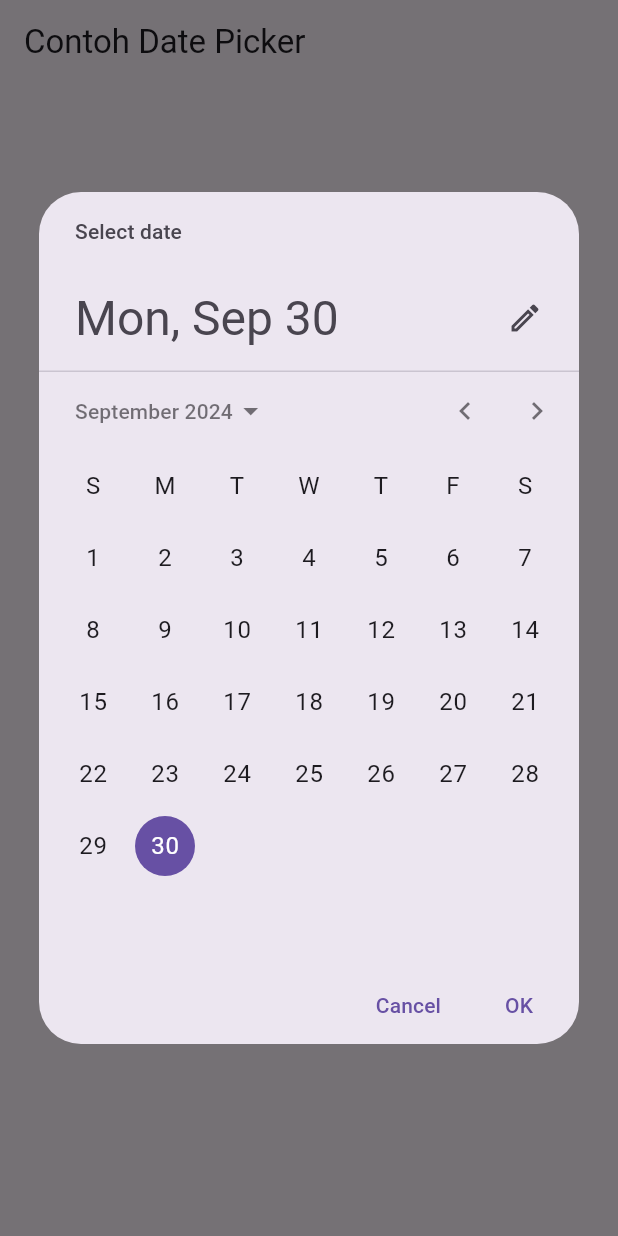
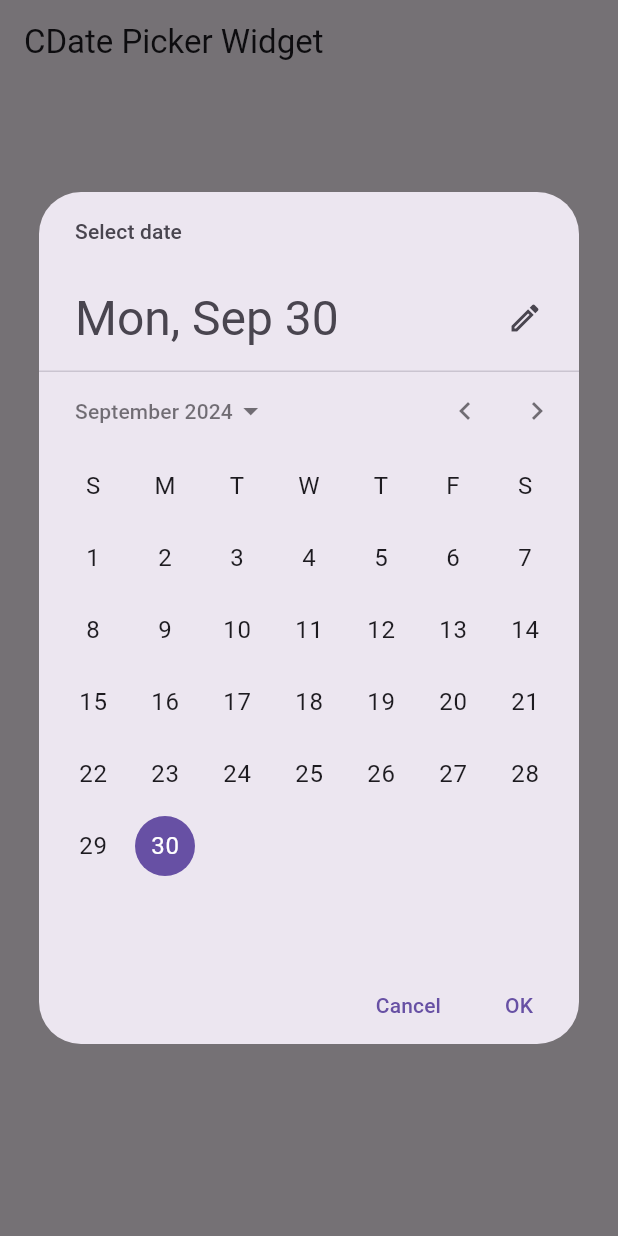
Before and after one commit to daffayudisaa/flutter-fundamental-part1, a Flutter app: the screen it shows after launch, after a tap on "Pilih Tanggal", on a phone screen of 412 x 824 dp. Run offline on Flutter 3.47's test engine with Material 3 defaults, Android fonts, the phone set to English and light mode, and no system bars.

Commit message:
feat: Tugas Praktikum

```diff
--- /dev/null
+++ b/lib/basic_widgets/datepicker_widget.dart
@@ -0,0 +1,49 @@
+import 'dart:async';
+import 'package:flutter/material.dart';
+
+class DatePickerApp extends StatefulWidget {
+  const DatePickerApp({Key? key}) : super(key: key);
+
+  @override
+  _DatePickerAppState createState() => _DatePickerAppState();
+}
+
+class _DatePickerAppState extends State<DatePickerApp> {
+  DateTime selectedDate = DateTime.now();
+
+  Future<void> _selectDate(BuildContext context) async {
+    final DateTime? picked = await showDatePicker(
+      context: context,
+      initialDate: selectedDate,
+      firstDate: DateTime(2015, 8),
+      lastDate: DateTime(2101),
+    );
+    if (picked != null && picked != selectedDate) {
+      setState(() {
+        selectedDate = picked;
+      });
+    }
+  }
+
+  @override
+  Widget build(BuildContext context) {
+    return Scaffold(
+      appBar: AppBar(
+        title: const Text('CDate Picker Widget'),
+      ),
+      body: Center(
+        child: Column(
+          mainAxisSize: MainAxisSize.min,
+          children: <Widget>[
+            Text("${selectedDate.toLocal()}".split(' ')[0]),
+            const SizedBox(height: 20.0),
+            ElevatedButton(
+              onPressed: () => _selectDate(context),
+              child: const Text('Pilih Tanggal'),
+            ),
+          ],
+        ),
+      ),
+    );
+  }
+}
--- a/lib/main.dart
+++ b/lib/main.dart
@@ -1,73 +1,28 @@
-import 'dart:async';
 import 'package:flutter/material.dart';
+import 'basic_widgets/text_widget.dart';
+import 'basic_widgets/image_widget.dart';
+import 'basic_widgets/increment_widget.dart';
+import 'basic_widgets/alert_dialog_widget.dart';
+import 'basic_widgets/textfield_widget.dart';
+import 'basic_widgets/datepicker_widget.dart';
 
-void main() => runApp(const MyApp());
+void main() {
+  runApp(const MyApp());
+}
 
 class MyApp extends StatelessWidget {
   const MyApp({Key? key}) : super(key: key);
 
   @override
   Widget build(BuildContext context) {
-    return const MaterialApp(
-      title: 'Contoh Date Picker',
-      home: MyHomePage(title: 'Contoh Date Picker'),
+    return MaterialApp(
+      title: 'Flutter Demo',
+      theme: ThemeData(
+        primarySwatch: Colors.red,
+      ),
+      // Ganti widget di sini sesuai dengan langkah yang diinginkan
+      home:
+          const DatePickerApp(), // Ganti widget ini dengan widget yang diinginkan
     );
   }
 }
-
-class MyHomePage extends StatefulWidget {
-  const MyHomePage({Key? key, required this.title}) : super(key: key);
-
-  final String title;
-
-  @override
-  _MyHomePageState createState() => _MyHomePageState();
-}
-
-class _MyHomePageState extends State<MyHomePage> {
-  // Variable/State untuk mengambil tanggal
-  DateTime selectedDate = DateTime.now();
-
-  //  Initial SelectDate FLutter
-  Future<void> _selectDate(BuildContext context) async {
-    // Initial DateTime FIinal Picked
-    final DateTime? picked = await showDatePicker(
-        context: context,
-        initialDate: selectedDate,
-        firstDate: DateTime(2015, 8),
-        lastDate: DateTime(2101));
-    if (picked != null && picked != selectedDate) {
-      setState(() {
-        selectedDate = picked;
-      });
-    }
-  }
-
-  @override
-  Widget build(BuildContext context) {
-    return Scaffold(
-      appBar: AppBar(
-        title: Text(widget.title),
-      ),
-      body: Center(
-        child: Column(
-          mainAxisSize: MainAxisSize.min,
-          children: <Widget>[
-            Text("${selectedDate.toLocal()}".split(' ')[0]),
-            const SizedBox(
-              height: 20.0,
-            ),
-            ElevatedButton(
-              onPressed: () => {
-                _selectDate(context),
-                // ignore: avoid_print
-                print(selectedDate.day + selectedDate.month + selectedDate.year)
-              },
-              child: const Text('Pilih Tanggal'),
-            ),
-          ],
-        ),
-      ),
-    );
-  }
-}
```
Also changed, not shown: lib/basic_widgets/alert_dialog_widget.dart (added, +62 -0 lines), lib/basic_widgets/increment_widget.dart (added, +52 -0 lines), lib/basic_widgets/textfield_widget.dart (added, +24 -0 lines), 1 other file.
